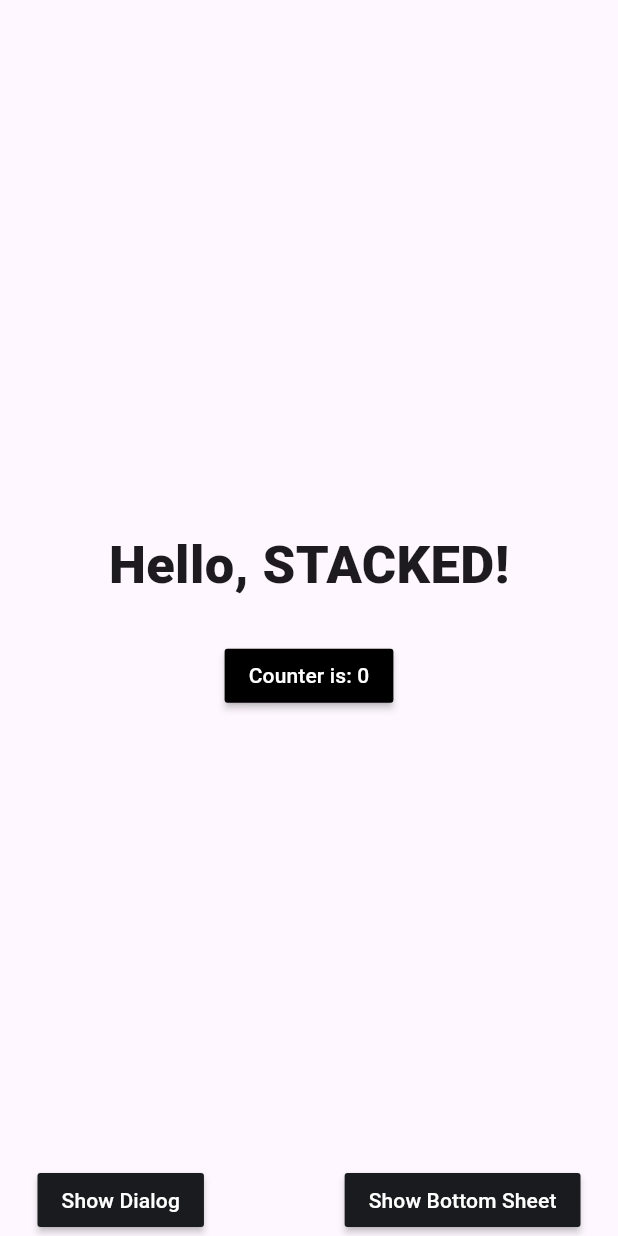
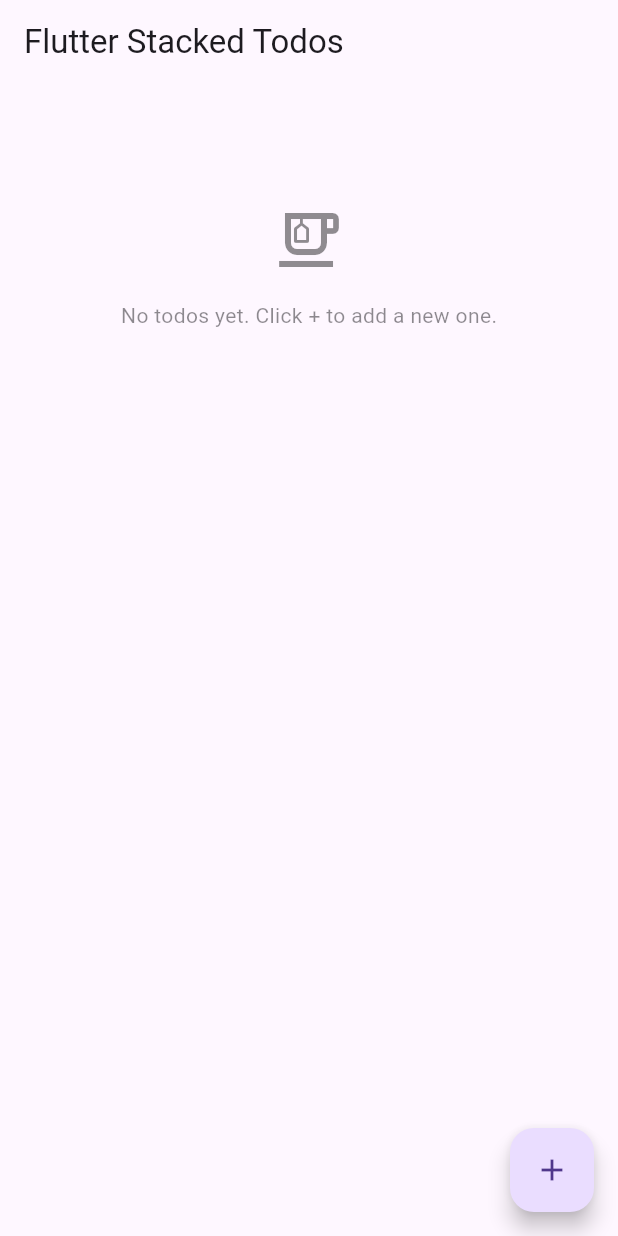
Before and after one commit to annuhilwan/flutter_stacked_apps, a Flutter app: the screen it shows after launch, on a phone screen of 412 x 824 dp. Run offline on Flutter 3.47's test engine with Material 3 defaults, Android fonts, the phone set to English and light mode, and no system bars; our stand-ins replace get_it, hive_flutter, stacked, stacked_services, stacked_shared; accounts and stored records are empty.

Commit message:
todo apps view services

```diff
--- a/pubspec.yaml
+++ b/pubspec.yaml
@@ -35,6 +35,9 @@
   # The following adds the Cupertino Icons font to your application.
   # Use with the CupertinoIcons class for iOS style icons.
   cupertino_icons: ^1.0.2
+  get_it: ^7.6.7
+  hive: ^2.2.3
+  hive_flutter: ^1.1.0
 
 dev_dependencies:
   flutter_test:
--- /dev/null
+++ b/stacked_apps/lib/app/locator.dart
@@ -0,0 +1,9 @@
+import 'package:get_it/get_it.dart';
+
+import '../services/todos.services.dart';
+
+final locator = GetIt.instance;
+
+setupLocator() {
+  locator.registerLazySingleton(() => TodosService());
+}
--- a/stacked_apps/lib/main.dart
+++ b/stacked_apps/lib/main.dart
@@ -1,30 +1,32 @@
 import 'package:flutter/material.dart';
-import 'package:stacked_apps/app/app.bottomsheets.dart';
-import 'package:stacked_apps/app/app.dialogs.dart';
-import 'package:stacked_apps/app/app.locator.dart';
-import 'package:stacked_apps/app/app.router.dart';
-import 'package:stacked_services/stacked_services.dart';
+import 'package:hive_flutter/hive_flutter.dart';
 
-Future<void> main() async {
+import 'app/locator.dart';
+import 'models/todo.adapter.dart';
+import 'ui/todos_screen_view.dart';
+
+void main() async {
   WidgetsFlutterBinding.ensureInitialized();
-  await setupLocator();
-  setupDialogUi();
-  setupBottomSheetUi();
-  runApp(const MainApp());
+
+  await Hive.initFlutter();
+  Hive.registerAdapter(TodoAdapter());
+  await Hive.openBox('todos');
+
+  setupLocator();
+
+  runApp(const MyApp());
 }
 
-class MainApp extends StatelessWidget {
-  const MainApp({super.key});
+class MyApp extends StatelessWidget {
+  const MyApp({Key? key}) : super(key: key);
 
   @override
   Widget build(BuildContext context) {
     return MaterialApp(
-      initialRoute: Routes.startupView,
-      onGenerateRoute: StackedRouter().onGenerateRoute,
-      navigatorKey: StackedService.navigatorKey,
-      navigatorObservers: [
-        StackedService.routeObserver,
-      ],
+      debugShowCheckedModeBanner: false,
+      home: const TodosScreenView(),
+      theme: ThemeData.light(),
+      title: 'Flutter Stacked Apps',
     );
   }
 }
--- /dev/null
+++ b/stacked_apps/lib/models/todo.dart
@@ -0,0 +1,7 @@
+class Todo {
+  final String id;
+  bool completed;
+  String content;
+
+  Todo({required this.id, this.completed = false, this.content = ''});
+}
--- /dev/null
+++ b/stacked_apps/lib/services/todos.services.dart
@@ -0,0 +1,68 @@
+import 'dart:math';
+import 'package:hive_flutter/hive_flutter.dart';
+import 'package:stacked/stacked.dart';
+
+import '../models/todo.dart';
+
+// ignore: deprecated_member_use
+class TodosService with ReactiveServiceMixin {
+  final _todos = ReactiveValue<List<Todo>>(
+    Hive.box('todos').get('todos', defaultValue: []).cast<Todo>(),
+  );
+  final _random = Random();
+
+  List<Todo> get todos => _todos.value;
+
+  TodosService() {
+    listenToReactiveValues([_todos]);
+  }
+
+  String _randomId() {
+    return String.fromCharCodes(
+      List.generate(10, (_) => _random.nextInt(33) + 80),
+    );
+  }
+
+  void _saveToHive() => Hive.box('todos').put('todos', _todos.value);
+
+  void newTodo() {
+    _todos.value.insert(0, Todo(id: _randomId()));
+    _saveToHive();
+    notifyListeners();
+  }
+
+  bool removeTodo(String id) {
+    final index = _todos.value.indexWhere((todo) => todo.id == id);
+    if (index != -1) {
+      _todos.value.removeAt(index);
+      _saveToHive();
+      notifyListeners();
+      return true;
+    } else {
+      return false;
+    }
+  }
+
+  bool toggleStatus(String id) {
+    final index = _todos.value.indexWhere((todo) => todo.id == id);
+    if (index != -1) {
+      _todos.value[index].completed = !_todos.value[index].completed;
+      _saveToHive();
+      notifyListeners();
+      return true;
+    } else {
+      return false;
+    }
+  }
+
+  bool updateTodoContent(String id, String text) {
+    final index = _todos.value.indexWhere((todo) => todo.id == id);
+    if (index != -1) {
+      _todos.value[index].content = text;
+      _saveToHive();
+      return true;
+    } else {
+      return false;
+    }
+  }
+}
--- /dev/null
+++ b/stacked_apps/lib/ui/todos_screen_view.dart
@@ -0,0 +1,65 @@
+import 'package:flutter/material.dart';
+import 'package:stacked/stacked.dart';
+
+import 'todos_screen_viewmodel.dart';
+
+class TodosScreenView extends StatelessWidget {
+  const TodosScreenView({Key? key}) : super(key: key);
+
+  @override
+  Widget build(BuildContext context) {
+    return ViewModelBuilder<TodosScreenViewModel>.reactive(
+      viewModelBuilder: () => TodosScreenViewModel(),
+      builder: (context, model, _) => Scaffold(
+        appBar: AppBar(title: const Text('Flutter Stacked Todos')),
+        body: ListView(
+          padding: const EdgeInsets.symmetric(vertical: 16),
+          children: [
+            if (model.todos.isEmpty)
+              const Opacity(
+                opacity: 0.5,
+                child: Column(
+                  children:  [
+                    SizedBox(height: 64),
+                    Icon(Icons.emoji_food_beverage_outlined, size: 48),
+                    SizedBox(height: 16),
+                    Text('No todos yet. Click + to add a new one.'),
+                  ],
+                ),
+              ),
+            ...model.todos.map((todo) {
+              return ListTile(
+                leading: IconButton(
+                  icon: Icon(
+                    todo.completed ? Icons.task_alt : Icons.circle_outlined,
+                  ),
+                  onPressed: () => model.toggleStatus(todo.id),
+                ),
+                title: TextField(
+                  controller: TextEditingController(text: todo.content),
+                  decoration: null,
+                  focusNode: model.getFocusNode(todo.id),
+                  maxLines: null,
+                  onChanged: (text) => model.updateTodoContent(todo.id, text),
+                  style: TextStyle(
+                    fontSize: 20,
+                    decoration:
+                        todo.completed ? TextDecoration.lineThrough : null,
+                  ),
+                ),
+                trailing: IconButton(
+                  icon: const Icon(Icons.horizontal_rule),
+                  onPressed: () => model.removeTodo(todo.id),
+                ),
+              );
+            }),
+          ],
+        ),
+        floatingActionButton: FloatingActionButton(
+          onPressed: model.newTodo,
+          child: const Icon(Icons.add),
+        ),
+      ),
+    );
+  }
+}
--- /dev/null
+++ b/stacked_apps/lib/ui/todos_screen_viewmodel.dart
@@ -0,0 +1,30 @@
+import 'package:flutter/material.dart';
+import 'package:stacked/stacked.dart';
+
+import '../../app/locator.dart';
+import '../../models/todo.dart';
+import '../services/todos.services.dart';
+
+class TodosScreenViewModel extends ReactiveViewModel {
+  final _firstTodoFocusNode = FocusNode();
+  final _todosService = locator<TodosService>();
+  late final toggleStatus = _todosService.toggleStatus;
+  late final removeTodo = _todosService.removeTodo;
+  late final updateTodoContent = _todosService.updateTodoContent;
+
+  List<Todo> get todos => _todosService.todos;
+
+  void newTodo() {
+    _todosService.newTodo();
+    _firstTodoFocusNode.requestFocus();
+  }
+
+  FocusNode? getFocusNode(String id) {
+    final index = todos.indexWhere((todo) => todo.id == id);
+    return index == 0 ? _firstTodoFocusNode : null;
+  }
+
+  @override
+  // ignore: deprecated_member_use
+  List<ReactiveServiceMixin> get reactiveServices => [_todosService];
+}
--- a/stacked_apps/pubspec.yaml
+++ b/stacked_apps/pubspec.yaml
@@ -11,6 +11,8 @@
     sdk: flutter
   stacked: ^3.4.0
   stacked_services: ^1.1.0
+  hive_flutter: ^1.1.0
+
 
 dev_dependencies:
   build_runner: ^2.4.5
```
Also changed, not shown: stacked_apps/lib/models/todo.adapter.dart (added, +33 -0 lines), pubspec.lock, stacked_apps/pubspec.lock, 14 other files.
